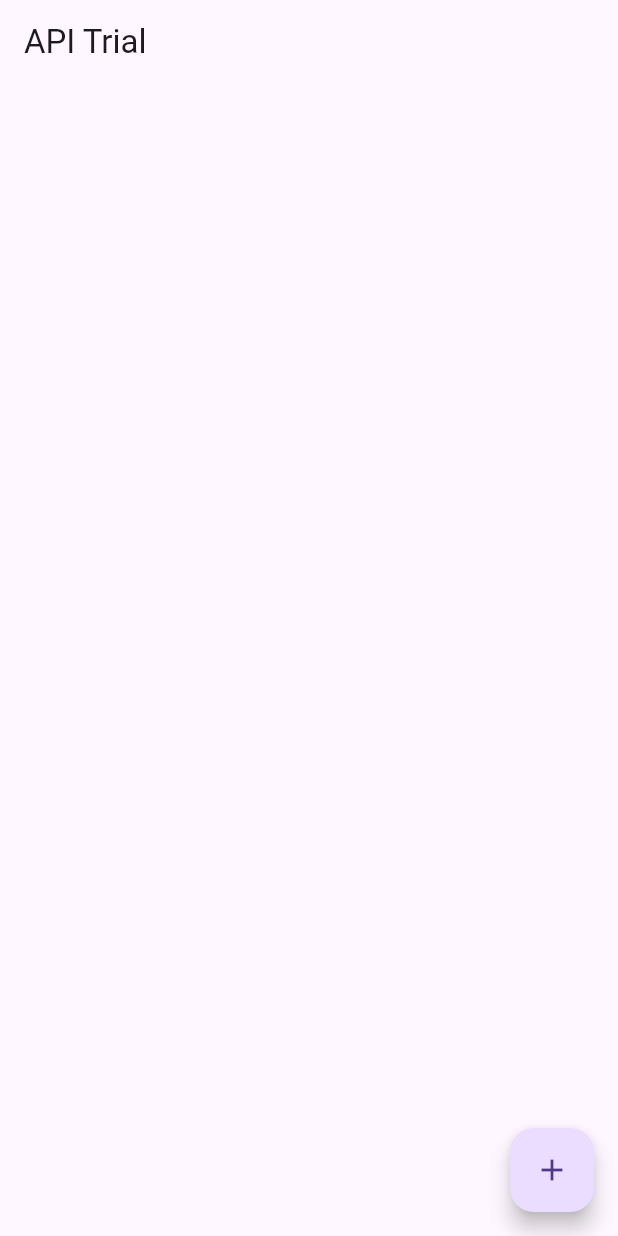
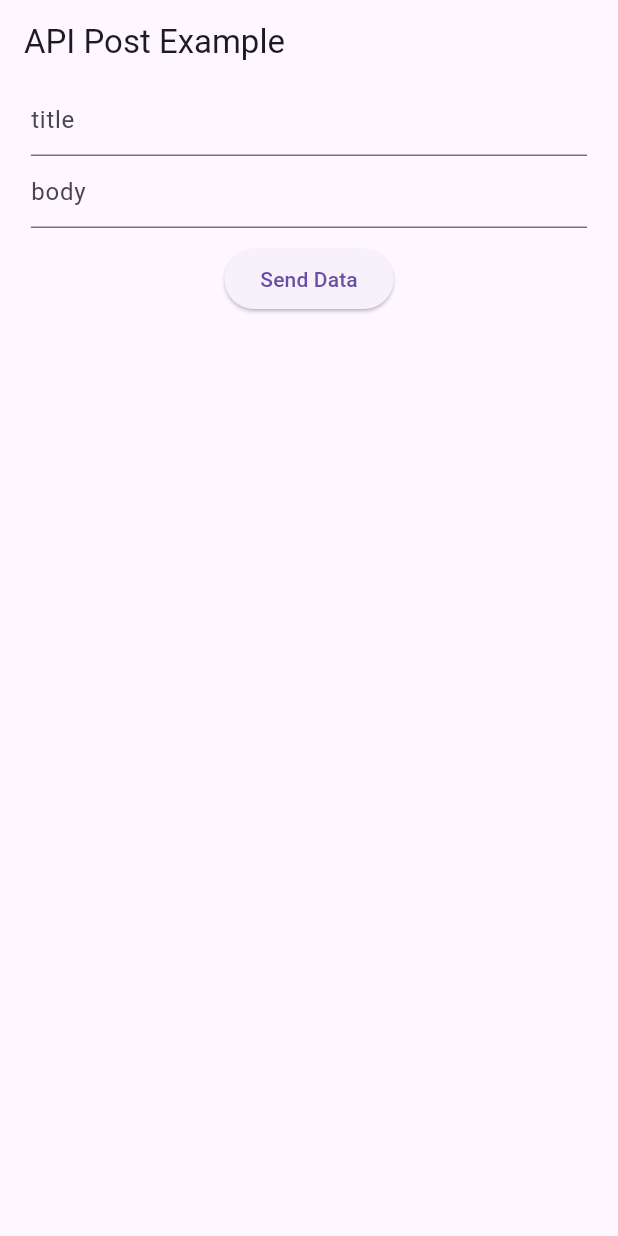
Before and after one commit to Suneel-DK/Flutter-API-, a Flutter app: the screen it shows after launch, on a phone screen of 412 x 824 dp. Run offline on Flutter 3.47's test engine with Material 3 defaults, Android fonts, the light colour scheme and no system bars.

Commit message:
post  method

```diff
--- /dev/null
+++ b/lib/flut_web/home.dart
@@ -0,0 +1,67 @@
+import 'dart:convert';
+
+import 'package:api_trial/flut_web/model.dart';
+import 'package:flutter/material.dart';
+
+import 'package:http/http.dart' as http;
+import 'package:provider/provider.dart';
+
+class HomePageWeb extends StatefulWidget {
+  const HomePageWeb({super.key});
+
+  @override
+  State<HomePageWeb> createState() => _HomePageWebState();
+}
+
+class _HomePageWebState extends State<HomePageWeb> {
+  @override
+  Widget build(BuildContext context) {
+    final dataProvider = Provider.of<DataProvider>(context);
+    return Scaffold(
+      appBar: AppBar(
+        title: const Text("API Post Example"),
+      ),
+      body: Center(
+        child: Column(
+          children: [
+            SizedBox(
+              width: MediaQuery.of(context).size.width * 0.9,
+              child: TextField(
+                controller: dataProvider.titleController,
+                decoration: const InputDecoration(hintText: 'title'),
+              ),
+            ),
+            SizedBox(
+              width: MediaQuery.of(context).size.width * 0.9,
+              child: TextField(
+                controller: dataProvider.bodyController,
+                decoration: const InputDecoration(hintText: 'body'),
+              ),
+            ),
+            const SizedBox(
+              height: 10,
+            ),
+            ElevatedButton(
+                onPressed: dataProvider.postData,
+                child: const Text("Send Data")),
+            const SizedBox(
+              height: 20,
+            ),
+            Expanded(
+              child: ListView.builder(
+                  itemCount: dataProvider.responseList.length,
+                  itemBuilder: (context, index) {
+                    var item = dataProvider.responseList[index];
+                    return ListTile(
+                      leading: Text("${index + 1}"),
+                      title: Text("${item['title']}"),
+                      subtitle: Text("${item['body']}"),
+                    );
+                  }),
+            )
+          ],
+        ),
+      ),
+    );
+  }
+}
--- /dev/null
+++ b/lib/flut_web/model.dart
@@ -0,0 +1,25 @@
+import 'dart:convert';
+import 'package:http/http.dart' as http;
+import 'package:flutter/material.dart';
+
+class DataProvider extends ChangeNotifier {
+  final TextEditingController titleController = TextEditingController();
+  final TextEditingController bodyController = TextEditingController();
+
+  List<Map<String, dynamic>> _responseList = [];
+  List<Map<String, dynamic>> get responseList =>_responseList;
+
+  postData() async {
+    String title = titleController.text;
+    String body = bodyController.text;
+
+    var response = await http.post(
+        Uri.parse('https://jsonplaceholder.typicode.com/posts'),
+        body: {"id": 1.toString(), "title": title, "body": body});
+
+    var decodedText = jsonDecode(response.body);
+
+    _responseList.add(decodedText);
+    notifyListeners();
+  }
+}
--- a/lib/main.dart
+++ b/lib/main.dart
@@ -1,13 +1,14 @@
+import 'package:api_trial/flut_web/home.dart';
+import 'package:api_trial/flut_web/model.dart';
 
-import 'package:api_trial/yt/screen/home.dart';
 import 'package:flutter/material.dart';
 import 'package:provider/provider.dart';
 
 void main() {
-  runApp(
-
-    const MyApp(),
-  );
+  runApp(ListenableProvider(
+    create: (context) => DataProvider(),
+    child: const MyApp(),
+  ));
 }
 
 class MyApp extends StatelessWidget {
@@ -17,7 +18,7 @@ class MyApp extends StatelessWidget {
   Widget build(BuildContext context) {
     return const MaterialApp(
       debugShowCheckedModeBanner: false,
-      home: HomePage(),
+      home: HomePageWeb(),
     );
   }
 }
```
Also changed, not shown: 1 other file.
